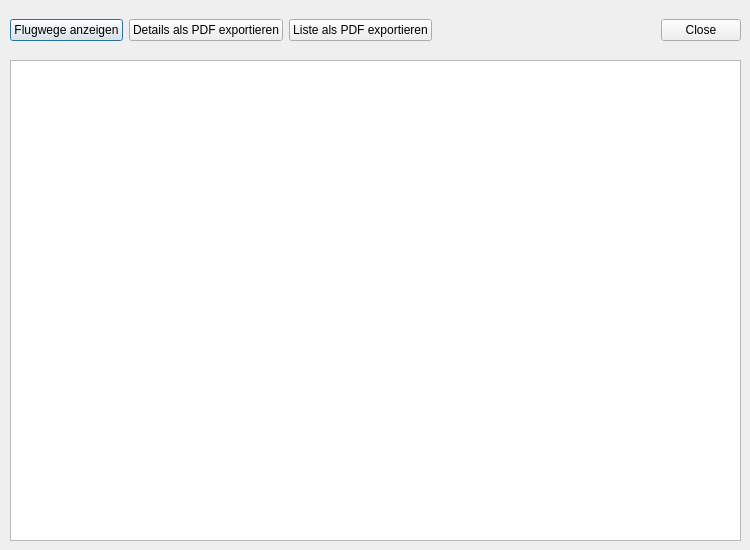
Qt form APIS/forms/apis_film_selection_list_form.ui (APIS-Luftbildarchiv/APIS) before a commit.
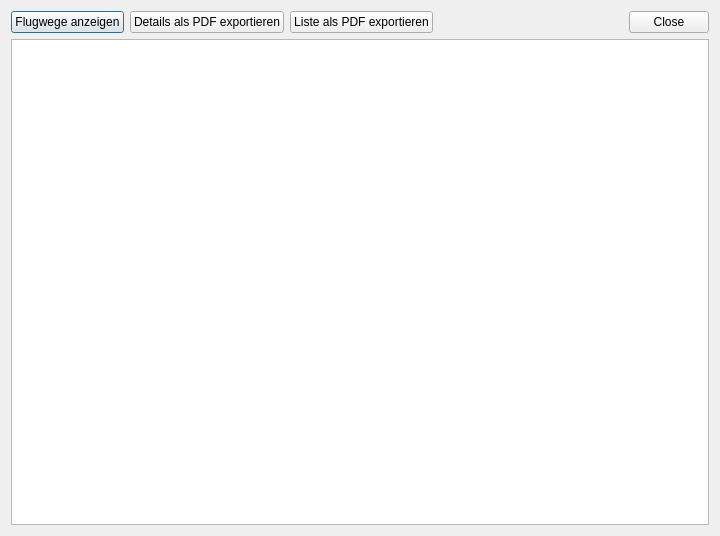
The same form after that commit. Icons and pictures are not drawn.

Diff of the .ui file:
```diff
--- a/APIS/forms/apis_film_selection_list_form.ui
+++ b/APIS/forms/apis_film_selection_list_form.ui
@@ -6,32 +6,18 @@
    <rect>
     <x>0</x>
     <y>0</y>
-    <width>750</width>
-    <height>550</height>
+    <width>720</width>
+    <height>536</height>
    </rect>
   </property>
   <property name="windowTitle">
    <string>Film Auswahl</string>
   </property>
-  <widget class="QTableView" name="uiFilmListTableV">
-   <property name="geometry">
-    <rect>
-     <x>10</x>
-     <y>60</y>
-     <width>731</width>
-     <height>481</height>
-    </rect>
+  <layout class="QGridLayout" name="gridLayout">
+   <property name="sizeConstraint">
+    <enum>QLayout::SetDefaultConstraint</enum>
    </property>
-  </widget>
-  <widget class="QWidget" name="horizontalLayoutWidget">
-   <property name="geometry">
-    <rect>
-     <x>10</x>
-     <y>10</y>
-     <width>731</width>
-     <height>40</height>
-    </rect>
-   </property>
+   <item row="0" column="0">
    <layout class="QHBoxLayout" name="horizontalLayout">
     <item>
      <widget class="QPushButton" name="uiDisplayFlightPathBtn">
@@ -111,7 +97,11 @@
      </widget>
     </item>
    </layout>
-  </widget>
+   </item>
+   <item row="1" column="0">
+    <widget class="QTableView" name="uiFilmListTableV"/>
+   </item>
+  </layout>
  </widget>
  <resources>
   <include location="resource.qrc"/>
```
Left out of the diff: 2 changed lines with no effect on the pictures. Lines whose indentation alone changed are shown as unchanged.
